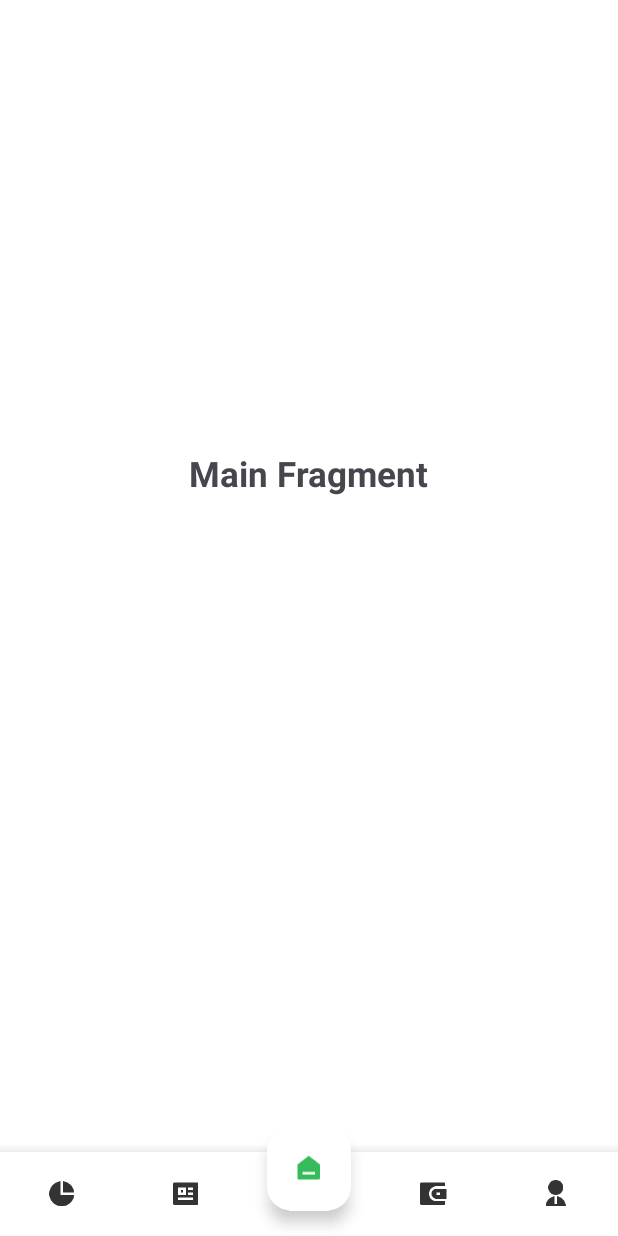
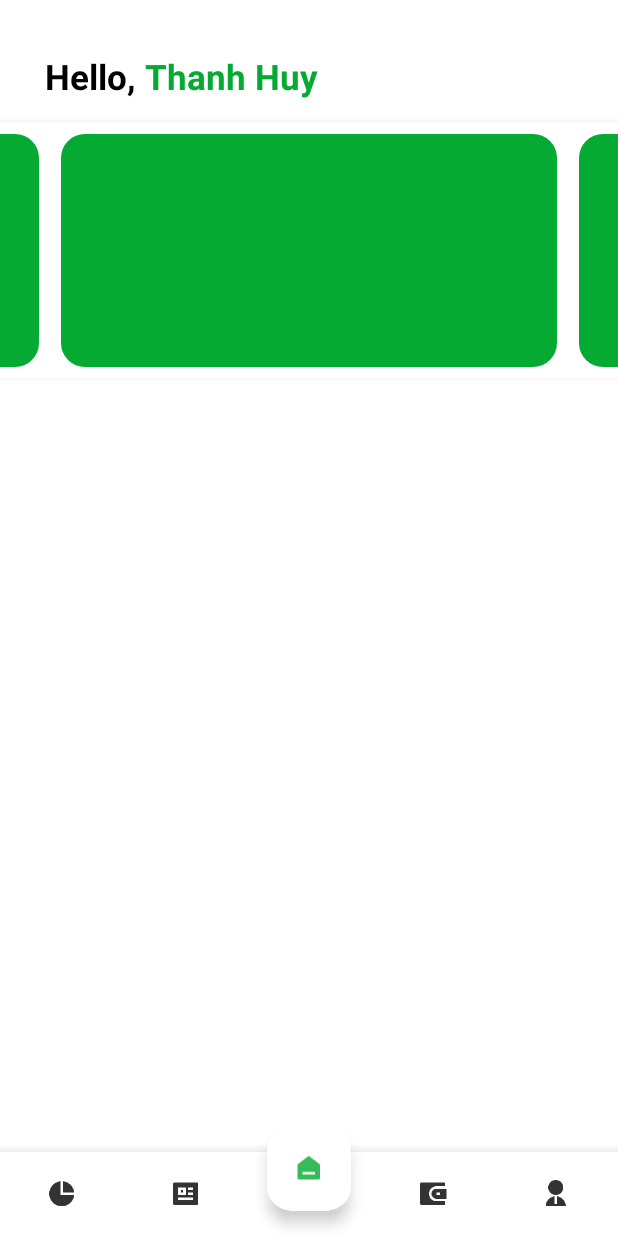
Before and after one commit to chickenHuy/MiniSoccerFieldManagement-Android, an Android app: the screen it shows after launch (MainActivity), on a phone screen of 412 x 824 dp. Run offline under Robolectric (Android 15) with nearby library versions, the phone set to English and light mode, and no system bars; libraries missing offline, so code that uses them is left out: com.yariksoffice.lingver; 3 statements that could not run were skipped.

Commit message:
Create view pager in fragment home

```diff
--- /dev/null
+++ b/app/src/main/java/vn/id/nguyenthanhhuy/minisoccerfieldmanagement/adapter/ViewPagerAdapter.java
@@ -0,0 +1,63 @@
+package vn.id.nguyenthanhhuy.minisoccerfieldmanagement.adapter;
+
+import android.content.Context;
+import android.graphics.Bitmap;
+import android.graphics.BitmapFactory;
+import android.view.LayoutInflater;
+import android.view.View;
+import android.view.ViewGroup;
+import android.widget.ImageView;
+import android.widget.LinearLayout;
+import vn.id.nguyenthanhhuy.minisoccerfieldmanagement.R;
+
+import androidx.annotation.NonNull;
+import androidx.viewpager.widget.PagerAdapter;
+
+import java.io.IOException;
+import java.io.InputStream;
+import java.util.Objects;
+
+public class ViewPagerAdapter extends PagerAdapter {
+    Context context;
+    String[] images;
+    LayoutInflater mLayoutInflater;
+
+    public ViewPagerAdapter(Context context, String[] images) {
+        this.context = context;
+        this.images = images;
+        mLayoutInflater = (LayoutInflater) context.getSystemService(Context.LAYOUT_INFLATER_SERVICE);
+    }
+
+    @Override
+    public int getCount() {
+        return images.length;
+    }
+
+    @Override
+    public boolean isViewFromObject(@NonNull View view, @NonNull Object object) {
+        return view == ((LinearLayout) object);
+    }
+
+    @NonNull
+    @Override
+    public Object instantiateItem(@NonNull ViewGroup container, final int position) {
+        View itemView = mLayoutInflater.inflate(R.layout.item_list_image, container, false);
+        ImageView imageView = (ImageView) itemView.findViewById(R.id.image_view);
+
+        try {
+            InputStream is = context.getAssets().open(images[position]);
+            Bitmap bitmap = BitmapFactory.decodeStream(is);
+            imageView.setImageBitmap(bitmap);
+        } catch (IOException e) {
+            e.printStackTrace();
+        }
+
+        Objects.requireNonNull(container).addView(itemView);
+        return itemView;
+    }
+
+    @Override
+    public void destroyItem(ViewGroup container, int position, Object object) {
+        container.removeView((LinearLayout) object);
+    }
+}
--- a/app/src/main/java/vn/id/nguyenthanhhuy/minisoccerfieldmanagement/fragment/FeedsViewModel.java
+++ /dev/null
@@ -1,7 +0,0 @@
-package vn.id.nguyenthanhhuy.minisoccerfieldmanagement.fragment;
-
-import androidx.lifecycle.ViewModel;
-
-public class FeedsViewModel extends ViewModel {
-    // TODO: Implement the ViewModel
-}
--- a/app/src/main/java/vn/id/nguyenthanhhuy/minisoccerfieldmanagement/fragment/HomeFragment.java
+++ b/app/src/main/java/vn/id/nguyenthanhhuy/minisoccerfieldmanagement/fragment/HomeFragment.java
@@ -3,16 +3,24 @@ package vn.id.nguyenthanhhuy.minisoccerfieldmanagement.fragment;
 import androidx.annotation.NonNull;
 import androidx.annotation.Nullable;
 import androidx.fragment.app.Fragment;
+import androidx.viewpager.widget.ViewPager;
 
 import android.os.Bundle;
+import android.os.Handler;
 import android.view.LayoutInflater;
 import android.view.View;
 import android.view.ViewGroup;
 
+import java.io.IOException;
+
+import vn.id.nguyenthanhhuy.minisoccerfieldmanagement.adapter.ViewPagerAdapter;
 import vn.id.nguyenthanhhuy.minisoccerfieldmanagement.databinding.FragmentHomeBinding;
 
 public class HomeFragment extends Fragment {
     private FragmentHomeBinding binding;
+    ViewPager viewPagerImage;
+    String[] arrayImagePath;
+    ViewPagerAdapter viewPagerImageAdapter;
 
     @Nullable
     @Override
@@ -28,6 +36,47 @@ public class HomeFragment extends Fragment {
     public void onViewCreated(@NonNull View view, @Nullable Bundle savedInstanceState) {
         super.onViewCreated(view, savedInstanceState);
 
+        setViewPagerImages();
+    }
+
+    public void setViewPagerImages() {
+        viewPagerImage = binding.viewPager;
+
+        try {
+            arrayImagePath = requireActivity().getAssets().list("viewPagerImages");
+        } catch (IOException e) {
+            e.printStackTrace();
+        }
+
+        if (arrayImagePath != null) {
+            for (int i = 0; i < arrayImagePath.length; i++) {
+                arrayImagePath[i] = "viewPagerImages/" + arrayImagePath[i];
+            }
+
+            viewPagerImageAdapter = new ViewPagerAdapter(getContext(), arrayImagePath);
+            viewPagerImage.setAdapter(viewPagerImageAdapter);
+
+            viewPagerImage.setClipToPadding(false);
+            viewPagerImage.setPadding(50, 0, 50, 0);
+
+            final Handler handler = new Handler();
+            final Runnable runnable = new Runnable() {
+                @Override
+                public void run() {
+                    int currentItem = viewPagerImage.getCurrentItem();
+
+                    if (currentItem == arrayImagePath.length - 1) {
+                        viewPagerImage.setCurrentItem(0);
+                    } else {
+                        viewPagerImage.setCurrentItem(currentItem + 1);
+                    }
+
+                    handler.postDelayed(this, 3000);
+                }
+            };
+
+            handler.postDelayed(runnable, 3000);
+        }
     }
 
     @Override
--- /dev/null
+++ b/app/src/main/res/drawable/background_top_bottom_shadow.xml
@@ -0,0 +1,30 @@
+<?xml version="1.0" encoding="utf-8"?>
+<layer-list xmlns:android="http://schemas.android.com/apk/res/android">
+    <item>
+        <shape android:shape="rectangle">
+            <gradient
+                android:angle="90"
+                android:endColor="@color/white"
+                android:startColor="@color/black"
+                android:type="linear" />
+            <size
+                android:width="200dp"
+                android:height="50dp" />
+        </shape>
+    </item>
+
+    <item
+        android:left="0dp"
+        android:top="50dp">
+        <shape android:shape="rectangle">
+            <gradient
+                android:angle="270"
+                android:endColor="@color/white"
+                android:startColor="@color/blackGray"
+                android:type="linear" />
+            <size
+                android:width="200dp"
+                android:height="50dp" />
+        </shape>
+    </item>
+</layer-list>
--- a/app/src/main/res/layout/fragment_home.xml
+++ b/app/src/main/res/layout/fragment_home.xml
@@ -7,10 +7,40 @@
     android:orientation="vertical"
     tools:context=".fragment.HomeFragment">
 
-    <TextView
-        style="@style/header_text_custom"
-        android:layout_gravity="center"
-        android:layout_marginTop="300dp"
-        android:text="Main Fragment" />
+    <LinearLayout
+        style="@style/width_mp_height_wc"
+        android:layout_marginStart="30dp"
+        android:layout_marginTop="35dp"
+        android:orientation="horizontal">
 
+        <TextView
+            style="@style/header_text_custom"
+            android:text="@string/hello"
+            android:textColor="@color/black" />
+
+        <TextView
+            style="@style/header_text_custom"
+            android:text=", "
+            android:textColor="@color/black" />
+
+        <TextView
+            style="@style/header_text_custom"
+            android:text="Thanh Huy"
+            android:textColor="@color/primaryColor" />
+    </LinearLayout>
+
+    <LinearLayout
+        style="@style/width_mp_height_wc"
+        android:layout_marginTop="10dp"
+        android:background="@drawable/background_top_bottom_shadow"
+        android:paddingTop="5dp"
+        android:paddingBottom="5dp">
+
+        <androidx.viewpager.widget.ViewPager
+            android:id="@+id/view_pager"
+            android:layout_width="match_parent"
+            android:layout_height="170dp"
+            android:layout_gravity="center_vertical"
+            android:background="@color/white" />
+    </LinearLayout>
 </LinearLayout>
--- /dev/null
+++ b/app/src/main/res/layout/item_list_image.xml
@@ -0,0 +1,16 @@
+<?xml version="1.0" encoding="utf-8"?>
+<LinearLayout
+    xmlns:android="http://schemas.android.com/apk/res/android"
+    xmlns:app="http://schemas.android.com/apk/res-auto"
+    android:layout_width="match_parent"
+    android:layout_height="match_parent">
+
+    <com.google.android.material.imageview.ShapeableImageView
+        android:id="@+id/image_view"
+        android:layout_width="match_parent"
+        android:layout_margin="7dp"
+        android:layout_height="match_parent"
+        android:scaleType="fitXY"
+        app:shapeAppearanceOverlay="@style/item_view_pager_corner" />
+
+</LinearLayout>
--- a/app/src/main/res/values/strings.xml
+++ b/app/src/main/res/values/strings.xml
@@ -25,7 +25,6 @@
     <string name="men">Men</string>
     <string name="women">Women</string>
     <string name="other">Other</string>
-    <string name="dummy_button">Dummy Button</string>
-    <string name="dummy_content">DUMMY\nCONTENT</string>
 
+    <string name="hello">Hello</string>
 </resources>
--- a/app/src/main/res/values/styles.xml
+++ b/app/src/main/res/values/styles.xml
@@ -73,4 +73,9 @@
         <item name="android:buttonBarStyle">?android:attr/buttonBarStyle</item>
     </style>
 
+    <style name="item_view_pager_corner">
+        <item name="cornerFamily">rounded</item>
+        <item name="cornerSize">16dp</item>
+    </style>
+
 </resources>
```
Also changed, not shown: app/src/main/assets/chicken.png (deleted), app/src/main/assets/viewPagerImages/chicken.png (added), app/src/main/assets/viewPagerImages/img.png (added), app/src/main/assets/viewPagerImages/img_1.png (added), app/src/main/assets/viewPagerImages/img_2.png (added), app/src/main/assets/viewPagerImages/img_3.png (added), app/src/main/assets/viewPagerImages/img_4.png (added), 1 other file.
